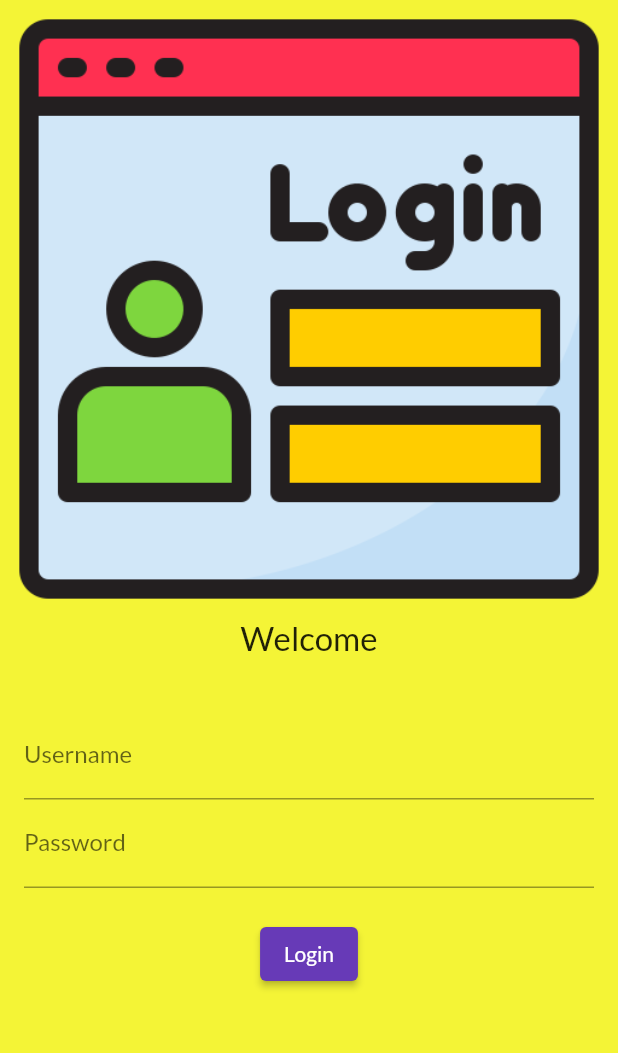
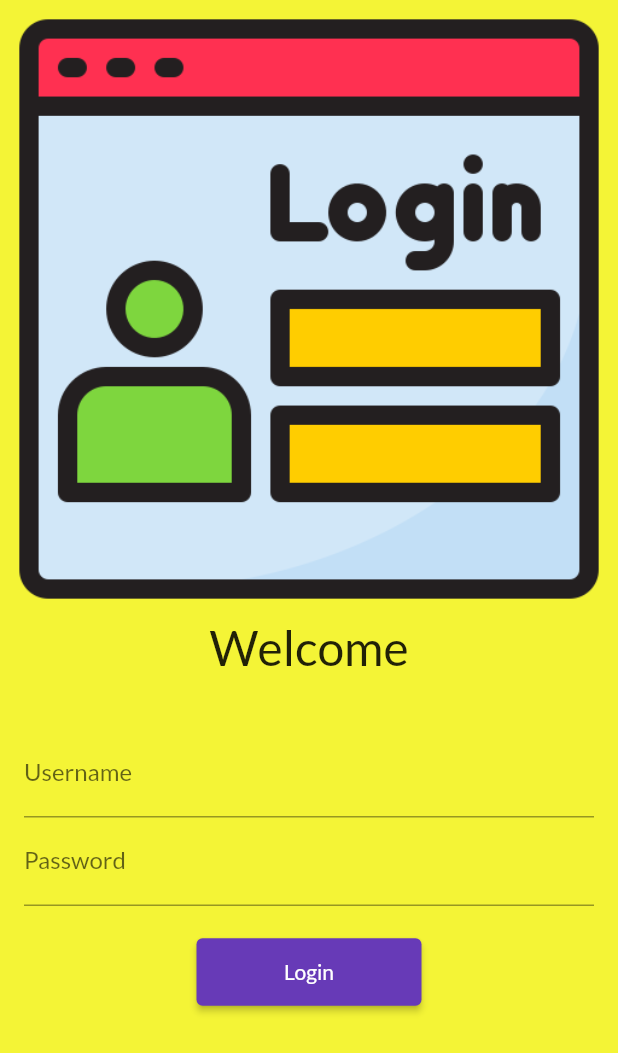
Before and after one commit to RitikRK96/Classico, a Flutter app: the screen it shows after launch, on a phone screen of 412 x 824 dp. Shown: the top 1053 px of the screen. Run offline on Flutter 3.47's test engine with Material 2 defaults, Android fonts, the phone set to English and light mode, and no system bars; our stand-ins replace google_fonts.

Commit message:
Day 5 Completed

```diff
--- a/lib/main.dart
+++ b/lib/main.dart
@@ -1,3 +1,4 @@
+import 'package:classico/utils/routes.dart';
 import 'package:flutter/material.dart';
 import 'pages/home_page.dart';
 import 'pages/login_page.dart';
@@ -27,8 +28,8 @@ class MyApp extends StatelessWidget {
 
       routes: {
         "/":(context) => LoginPage(),
-        "/home":(context) => HomePage(),
-        "/login":(context) => LoginPage(),
+        MyRoutes.homeRoute :(context) => HomePage(),
+        MyRoutes.loginRoute :(context) => LoginPage(),
       },
     );
   }
--- a/lib/pages/login_page.dart
+++ b/lib/pages/login_page.dart
@@ -1,5 +1,5 @@
 import 'package:flutter/material.dart';
-
+import 'package:classico/utils/routes.dart';
 class LoginPage extends StatelessWidget {
   @override
   const LoginPage({super.key});
@@ -8,6 +8,7 @@ class LoginPage extends StatelessWidget {
   Widget build(BuildContext context) {
     return Material(
         color: Color.fromARGB(255, 244, 244, 54),
+        child: SingleChildScrollView(
           child: Column(
             children: [
               Image.asset(
@@ -17,7 +18,7 @@ class LoginPage extends StatelessWidget {
               Text(
                 "Welcome",
                 style: TextStyle(
-                fontSize: 22,
+                  fontSize: 32,
                   // fontWeight: FontWeight.bold,
                 ),
               ),
@@ -45,12 +46,15 @@ class LoginPage extends StatelessWidget {
                   ),
                   ElevatedButton(
                     child: Text("Login"),
-                  style: TextButton.styleFrom(),
-                  onPressed: () {print("Hi, I am a button");},
+                    style: TextButton.styleFrom(minimumSize: Size(150, 45)),
+                    onPressed: () {
+                      Navigator.pushNamed(context, MyRoutes.homeRoute);
+                    },
                   ),
                 ]),
               )
             ],
+          ),
         ));
   }
 }
--- /dev/null
+++ b/lib/utils/routes.dart
@@ -0,0 +1,4 @@
+class MyRoutes {
+  static String loginRoute = "/login";
+  static String homeRoute = "/home";
+}
```
Lines whose indentation alone changed are shown as unchanged.
